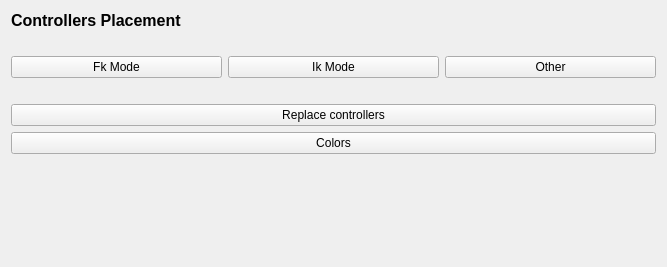
Before: the Qt Designer form forms/PageControllerPlacement.ui in ThomasEscalle/WombatAutoRig, drawn with Qt 5.
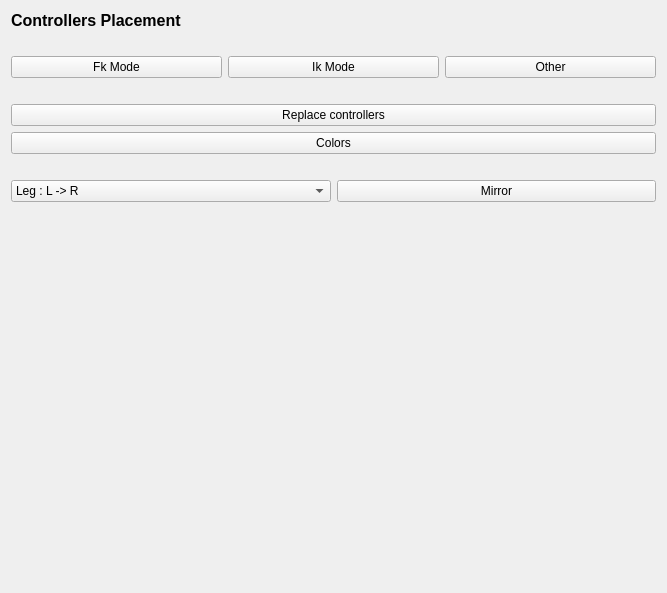
After: the same form once the commit is applied.

Commit message: Button mirror sur l'ui

```diff
--- a/forms/PageControllerPlacement.ui
+++ b/forms/PageControllerPlacement.ui
@@ -7,7 +7,7 @@
     <x>0</x>
     <y>0</y>
     <width>667</width>
-    <height>267</height>
+    <height>593</height>
    </rect>
   </property>
   <property name="windowTitle">
@@ -80,6 +80,48 @@
      </property>
     </widget>
    </item>
+   <item>
+    <widget class="QLabel" name="label_4">
+     <property name="text">
+      <string/>
+     </property>
+    </widget>
+   </item>
+   <item>
+    <layout class="QHBoxLayout" name="horizontalLayout_2">
+     <item>
+      <widget class="QComboBox" name="cb_MirrorDirection">
+       <item>
+        <property name="text">
+         <string>Leg : L -&gt; R</string>
+        </property>
+       </item>
+       <item>
+        <property name="text">
+         <string>Leg : R -&gt; L</string>
+        </property>
+       </item>
+       <item>
+        <property name="text">
+         <string>Arm : L -&gt; R</string>
+        </property>
+       </item>
+       <item>
+        <property name="text">
+         <string>Arm : R -&gt; L</string>
+        </property>
+       </item>
+      </widget>
+     </item>
+     <item>
+      <widget class="QPushButton" name="pushButton">
+       <property name="text">
+        <string>Mirror</string>
+       </property>
+      </widget>
+     </item>
+    </layout>
+   </item>
    <item>
     <spacer name="verticalSpacer">
      <property name="orientation">
```
The commit also changes 5 other files.
